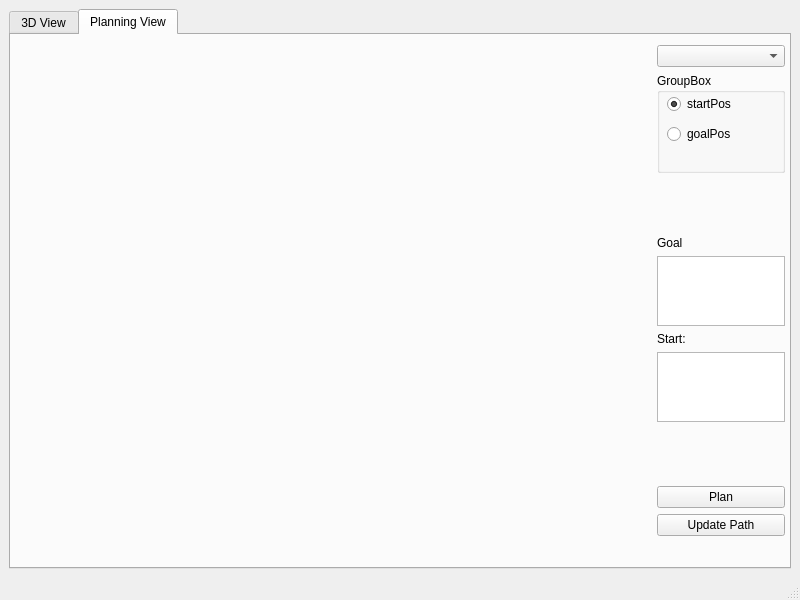
This is window_v1.ui in RedwanNewaz/droneController as Qt 5 draws it before an edit. The edited form follows.
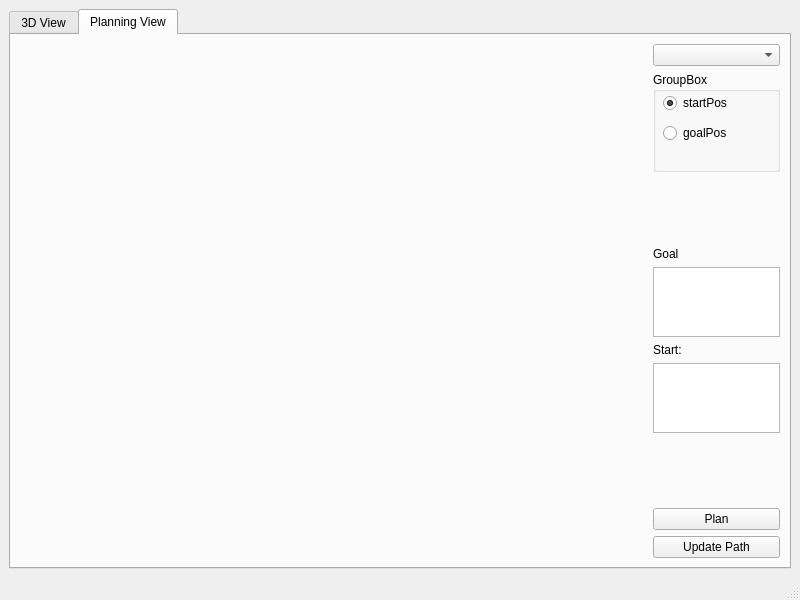
This is the edited form. Icons and pictures are not drawn.

Patch:
```diff
--- a/window_v1.ui
+++ b/window_v1.ui
@@ -303,18 +303,17 @@
          <verstretch>0</verstretch>
         </sizepolicy>
        </property>
+       <property name="minimumSize">
+        <size>
+         <width>778</width>
+         <height>501</height>
+        </size>
+       </property>
        <attribute name="title">
         <string>Planning View</string>
        </attribute>
-       <widget class="QWidget" name="layoutWidget">
-        <property name="geometry">
-         <rect>
-          <x>3</x>
-          <y>10</y>
-          <width>771</width>
-          <height>491</height>
-         </rect>
-        </property>
+       <layout class="QGridLayout" name="gridLayout">
+        <item row="0" column="0">
         <layout class="QHBoxLayout" name="horizontalLayout_4" stretch="5,1">
          <item>
           <layout class="QVBoxLayout" name="plan_view"/>
@@ -446,7 +445,8 @@
           </layout>
          </item>
         </layout>
-       </widget>
+        </item>
+       </layout>
       </widget>
      </widget>
     </item>
```
Left out of the diff: 2 changed lines with no effect on the pictures. Lines whose indentation alone changed are shown as unchanged.
